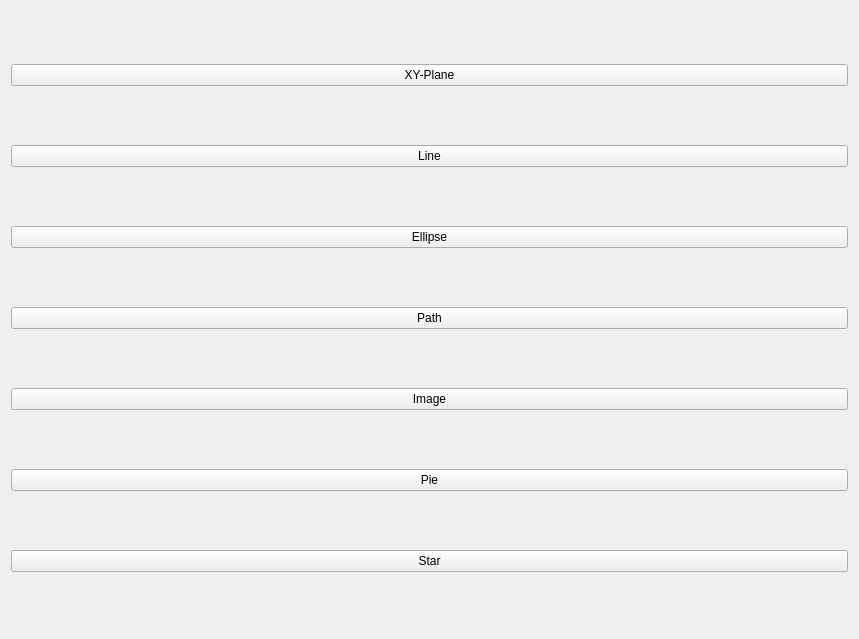
Qt form DrawingGraphicObjects/widget.ui (ThePowerfulProgrammer/CPPQtDevelopment) before a commit.
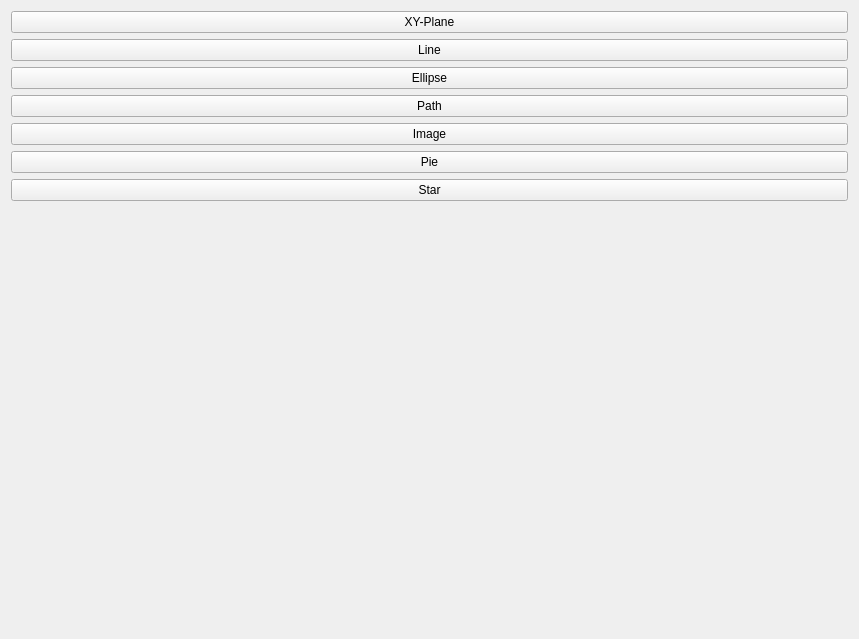
The same form after that commit.

Patch:
```diff
--- a/DrawingGraphicObjects/widget.ui
+++ b/DrawingGraphicObjects/widget.ui
@@ -68,6 +68,19 @@
        </property>
       </widget>
      </item>
+     <item>
+      <spacer name="verticalSpacer">
+       <property name="orientation">
+        <enum>Qt::Vertical</enum>
+       </property>
+       <property name="sizeHint" stdset="0">
+        <size>
+         <width>20</width>
+         <height>40</height>
+        </size>
+       </property>
+      </spacer>
+     </item>
     </layout>
    </item>
   </layout>
```
Left out of the diff: 7 changed lines with no effect on the pictures.
